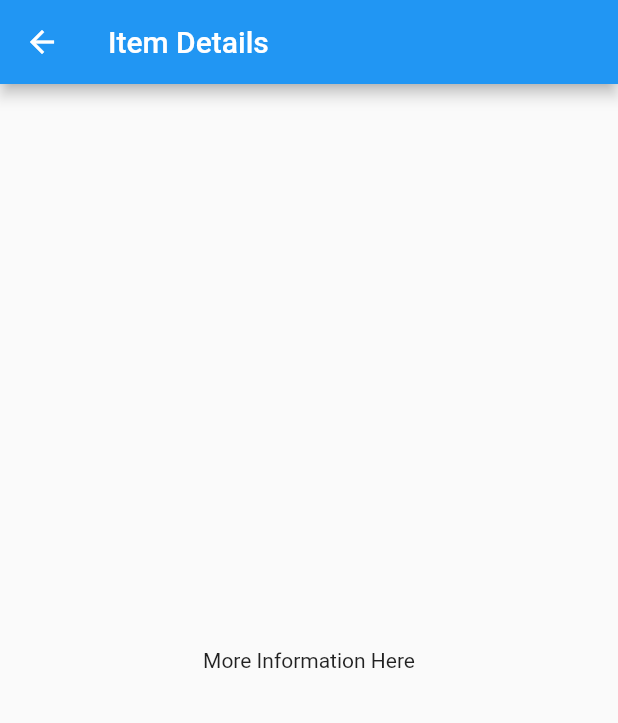
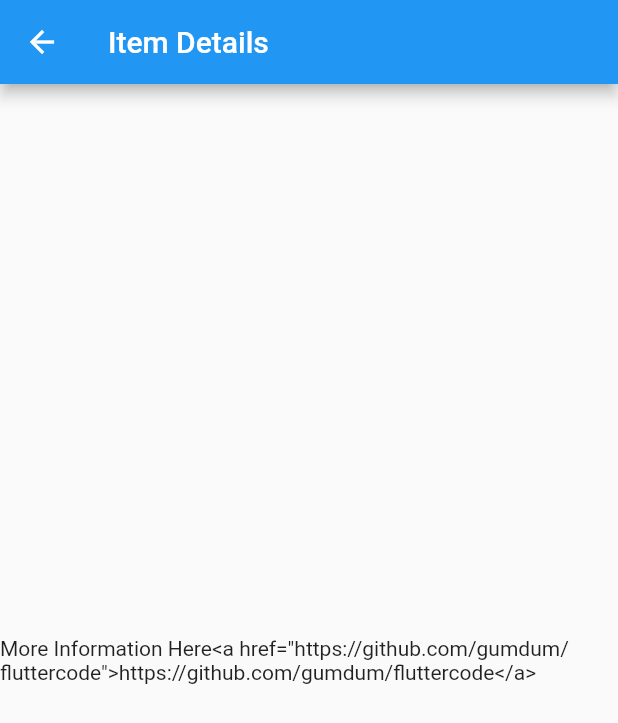
Before and after one commit to gumdum/fluttercode, a Flutter app: the SampleItemDetailsView screen opened by its route, on a phone screen of 412 x 824 dp. Shown: the top 723 px of the screen. Run offline on Flutter 3.47's test engine with Material 2 defaults, Android fonts, the phone set to English and light mode, and no system bars; generated files the repository leaves out were written again.

Commit message:
testing a push

```diff
--- a/lib/src/sample_feature/sample_item_details_view.dart
+++ b/lib/src/sample_feature/sample_item_details_view.dart
@@ -13,7 +13,8 @@ class SampleItemDetailsView extends StatelessWidget {
         title: const Text('Item Details'),
       ),
       body: const Center(
-        child: Text('More Information Here'),
+        child: Text(
+            'More Information Here<a href=\"https://github.com/gumdum/fluttercode\">https://github.com/gumdum/fluttercode</a>'),
       ),
     );
   }
```
